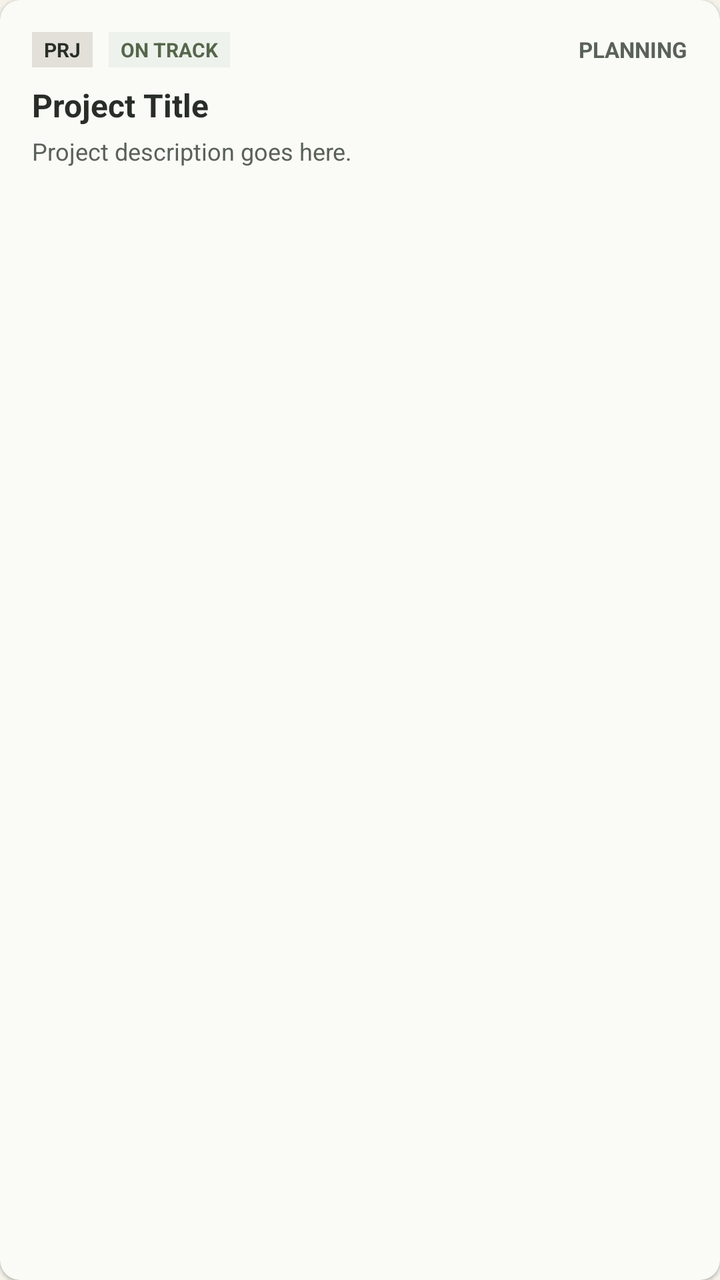
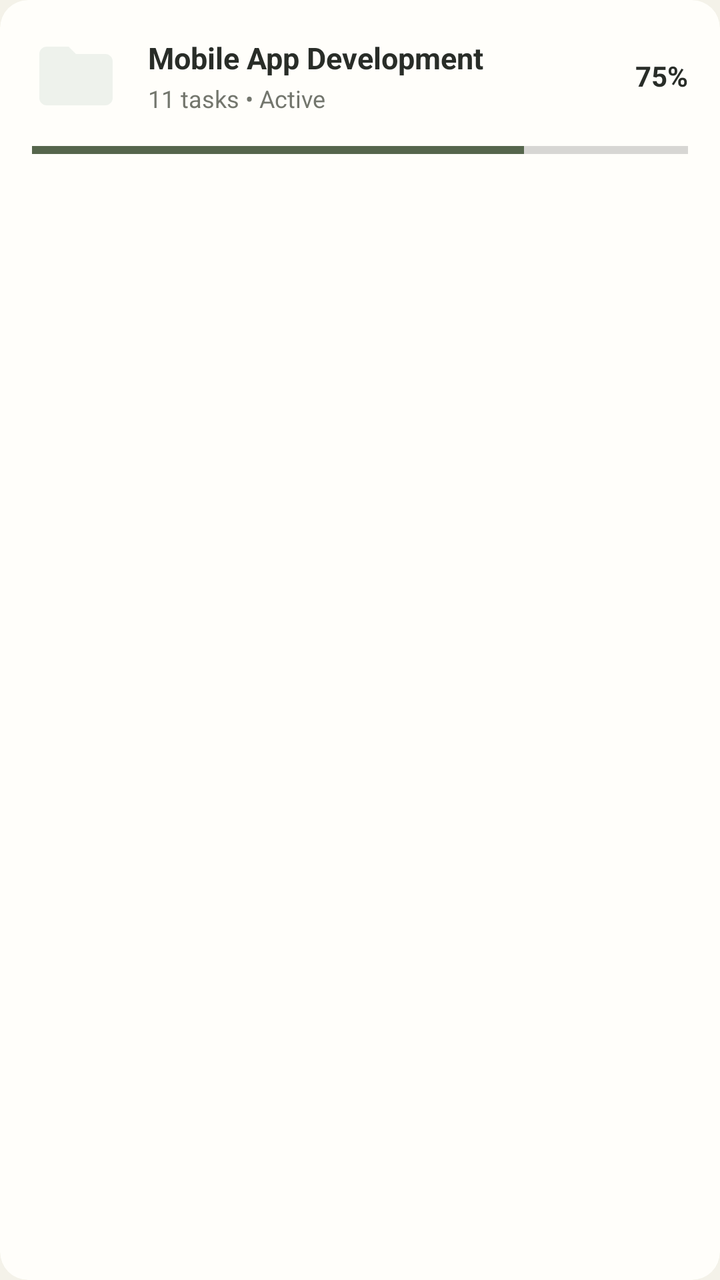

Screens rendered from an Android XML layout before and after an edit, with the pre-edit source and the edit as a unified diff.
<!-- AndroidManifest.xml: application theme Theme.ProjectFlow -->
<!-- res/layout/item_project.xml -->
<?xml version="1.0" encoding="utf-8"?>
<androidx.cardview.widget.CardView xmlns:android="http://schemas.android.com/apk/res/android"
    xmlns:app="http://schemas.android.com/apk/res-auto"
    android:layout_width="match_parent"
    android:layout_height="wrap_content"
    android:layout_marginBottom="10dp"
    app:cardBackgroundColor="@color/warm_white"
    app:cardCornerRadius="10dp"
    app:cardElevation="1dp">

    <LinearLayout
        android:layout_width="match_parent"
        android:layout_height="wrap_content"
        android:orientation="vertical"
        android:padding="16dp">

        <LinearLayout
            android:layout_width="match_parent"
            android:layout_height="wrap_content"
            android:gravity="center_vertical"
            android:orientation="horizontal">

            <TextView
                android:id="@+id/tvProjectCode"
                android:layout_width="wrap_content"
                android:layout_height="wrap_content"
                android:background="@color/stone_border"
                android:paddingStart="6dp"
                android:paddingTop="2dp"
                android:paddingEnd="6dp"
                android:paddingBottom="2dp"
                android:text="PRJ"
                android:textColor="@color/charcoal"
                android:textSize="10sp"
                android:textStyle="bold" />

            <TextView
                android:id="@+id/tvProjectHealth"
                android:layout_width="wrap_content"
                android:layout_height="wrap_content"
                android:layout_marginStart="8dp"
                android:background="@color/status_green_light"
                android:paddingStart="6dp"
                android:paddingTop="2dp"
                android:paddingEnd="6dp"
                android:paddingBottom="2dp"
                android:text="ON TRACK"
                android:textColor="@color/status_green"
                android:textSize="10sp"
                android:textStyle="bold" />

            <View
                android:layout_width="0dp"
                android:layout_height="1dp"
                android:layout_weight="1" />

            <TextView
                android:id="@+id/tvProjectStatus"
                android:layout_width="wrap_content"
                android:layout_height="wrap_content"
                android:text="PLANNING"
                android:textColor="@color/muted_slate"
                android:textSize="11sp"
                android:textStyle="bold" />
        </LinearLayout>

        <TextView
            android:id="@+id/tvProjectName"
            android:layout_width="wrap_content"
            android:layout_height="wrap_content"
            android:layout_marginTop="8dp"
            android:text="Project Title"
            android:textColor="@color/charcoal"
            android:textSize="16sp"
            android:textStyle="bold" />

        <TextView
            android:id="@+id/tvProjectDesc"
            android:layout_width="wrap_content"
            android:layout_height="wrap_content"
            android:layout_marginTop="4dp"
            android:ellipsize="end"
            android:maxLines="2"
            android:text="Project description goes here."
            android:textColor="@color/muted_slate"
            android:textSize="12sp" />
    </LinearLayout>
</androidx.cardview.widget.CardView>
<!-- resources referenced by this layout -->
<resources>
  <color name="charcoal">#292D28</color>
  <color name="muted_slate">#5A6258</color>
  <color name="status_green">#56664C</color>
  <color name="status_green_light">#EEF2EC</color>
  <color name="stone_border">#E2E0D8</color>
  <color name="warm_white">#FAFAF7</color>
  <style name="Theme.ProjectFlow" parent="Theme.MaterialComponents.DayNight.NoActionBar">
          
          <item name="colorPrimary">@color/deep_sage</item>
          <item name="colorPrimaryVariant">@color/deep_sage_dark</item>
          <item name="colorOnPrimary">@color/limestone_ivory</item>
  
          
          <item name="colorSecondary">@color/mineral_sage</item>
          <item name="colorSecondaryVariant">@color/mineral_sage</item>
          <item name="colorOnSecondary">@color/warm_white</item>
  
          
          <item name="android:statusBarColor">@color/warm_white</item>
          <item name="android:windowLightStatusBar">true</item>
  
          
          <item name="android:windowBackground">@color/limestone_ivory</item>
          <item name="colorSurface">@color/warm_white</item>
          <item name="colorOnSurface">@color/charcoal</item>
      </style>
  <color name="deep_sage">#56664C</color>
  <color name="deep_sage_dark">#485640</color>
  <color name="limestone_ivory">#F4F2E9</color>
  <color name="mineral_sage">#78866B</color>
</resources>

<!-- the commit's change to res/layout/item_project.xml (unified diff, before → after) -->
@@ -3,10 +3,10 @@
     xmlns:app="http://schemas.android.com/apk/res-auto"
     android:layout_width="match_parent"
     android:layout_height="wrap_content"
-    android:layout_marginBottom="10dp"
-    app:cardBackgroundColor="@color/warm_white"
-    app:cardCornerRadius="10dp"
-    app:cardElevation="1dp">
+    android:layout_marginBottom="12dp"
+    app:cardBackgroundColor="@color/chalk_white"
+    app:cardCornerRadius="14dp"
+    app:cardElevation="0dp">
 
     <LinearLayout
         android:layout_width="match_parent"
@@ -14,75 +14,72 @@
         android:orientation="vertical"
         android:padding="16dp">
 
-        <LinearLayout
+        <RelativeLayout
             android:layout_width="match_parent"
-            android:layout_height="wrap_content"
-            android:gravity="center_vertical"
-            android:orientation="horizontal">
+            android:layout_height="wrap_content">
 
+            
+            <FrameLayout
+                android:id="@+id/iconContainer"
+                android:layout_width="44dp"
+                android:layout_height="44dp"
+                android:layout_alignParentStart="true"
+                android:layout_centerVertical="true"
+                android:background="@drawable/ic_projects"
+                android:backgroundTint="@color/status_green_light" />
+
+            
+            <LinearLayout
+                android:layout_width="match_parent"
+                android:layout_height="wrap_content"
+                android:layout_centerVertical="true"
+                android:layout_marginStart="14dp"
+                android:layout_toStartOf="@+id/tvProgressPercent"
+                android:layout_toEndOf="@id/iconContainer"
+                android:orientation="vertical">
+
+                <TextView
+                    android:id="@+id/tvProjectName"
+                    android:layout_width="wrap_content"
+                    android:layout_height="wrap_content"
+                    android:text="Mobile App Development"
+                    android:textColor="@color/charcoal"
+                    android:textSize="15sp"
+                    android:textStyle="bold" />
+
+                <TextView
+                    android:id="@+id/tvProjectMeta"
+                    android:layout_width="wrap_content"
+                    android:layout_height="wrap_content"
+                    android:layout_marginTop="2dp"
+                    android:text="11 tasks • Active"
+                    android:textColor="@color/stone_grey"
+                    android:textSize="12sp" />
+            </LinearLayout>
+
+            
             <TextView
-                android:id="@+id/tvProjectCode"
+                android:id="@+id/tvProgressPercent"
                 android:layout_width="wrap_content"
                 android:layout_height="wrap_content"
-                android:background="@color/stone_border"
-                android:paddingStart="6dp"
-                android:paddingTop="2dp"
-                android:paddingEnd="6dp"
-                android:paddingBottom="2dp"
-                android:text="PRJ"
+                android:layout_alignParentEnd="true"
+                android:layout_centerVertical="true"
+                android:text="75%"
                 android:textColor="@color/charcoal"
-                android:textSize="10sp"
+                android:textSize="14sp"
                 android:textStyle="bold" />
+        </RelativeLayout>
 
-            <TextView
-                android:id="@+id/tvProjectHealth"
-                android:layout_width="wrap_content"
-                android:layout_height="wrap_content"
-                android:layout_marginStart="8dp"
-                android:background="@color/status_green_light"
-                android:paddingStart="6dp"
-                android:paddingTop="2dp"
-                android:paddingEnd="6dp"
-                android:paddingBottom="2dp"
-                android:text="ON TRACK"
-                android:textColor="@color/status_green"
-                android:textSize="10sp"
-                android:textStyle="bold" />
+        
+        <ProgressBar
+            android:id="@+id/pbProjectProgress"
+            style="?android:attr/progressBarStyleHorizontal"
+            android:layout_width="match_parent"
+            android:layout_height="6dp"
+            android:layout_marginTop="12dp"
+            android:progress="75"
+            android:progressTint="@color/deep_sage" />
 
-            <View
-                android:layout_width="0dp"
-                android:layout_height="1dp"
-                android:layout_weight="1" />
+    </LinearLayout>
 
-            <TextView
-                android:id="@+id/tvProjectStatus"
-                android:layout_width="wrap_content"
-                android:layout_height="wrap_content"
-                android:text="PLANNING"
-                android:textColor="@color/muted_slate"
-                android:textSize="11sp"
-                android:textStyle="bold" />
-        </LinearLayout>
-
-        <TextView
-            android:id="@+id/tvProjectName"
-            android:layout_width="wrap_content"
-            android:layout_height="wrap_content"
-            android:layout_marginTop="8dp"
-            android:text="Project Title"
-            android:textColor="@color/charcoal"
-            android:textSize="16sp"
-            android:textStyle="bold" />
-
-        <TextView
-            android:id="@+id/tvProjectDesc"
-            android:layout_width="wrap_content"
-            android:layout_height="wrap_content"
-            android:layout_marginTop="4dp"
-            android:ellipsize="end"
-            android:maxLines="2"
-            android:text="Project description goes here."
-            android:textColor="@color/muted_slate"
-            android:textSize="12sp" />
-    </LinearLayout>
 </androidx.cardview.widget.CardView>
<!-- resource entries referenced after the edit -->
@@ -1,11 +1,19 @@
 <!-- resources referenced by this layout -->
 <resources>
+  <color name="chalk_white">#FFFEFA</color>
   <color name="charcoal">#292D28</color>
-  <color name="muted_slate">#5A6258</color>
-  <color name="status_green">#56664C</color>
   <color name="status_green_light">#EEF2EC</color>
-  <color name="stone_border">#E2E0D8</color>
-  <color name="warm_white">#FAFAF7</color>
+  <color name="stone_grey">#73766D</color>
+  <!-- drawable ic_projects (drawable) -->
+  <vector xmlns:android="http://schemas.android.com/apk/res/android"
+      android:width="24dp"
+      android:height="24dp"
+      android:viewportWidth="24"
+      android:viewportHeight="24">
+    <path
+        android:fillColor="@color/deep_sage"
+        android:pathData="M10,4H4c-1.1,0 -1.99,0.9 -1.99,2L2,18c0,1.1 0.9,2 2,2h16c1.1,0 2,-0.9 2,-2V8c0,-1.1 -0.9,-2 -2,-2h-8l-2,-2z"/>
+  </vector>
   <style name="Theme.ProjectFlow" parent="Theme.MaterialComponents.DayNight.NoActionBar">
           
           <item name="colorPrimary">@color/deep_sage</item>
@@ -15,16 +23,15 @@
           
           <item name="colorSecondary">@color/mineral_sage</item>
           <item name="colorSecondaryVariant">@color/mineral_sage</item>
-          <item name="colorOnSecondary">@color/warm_white</item>
+          <item name="colorOnSecondary">@color/chalk_white</item>
   
           
-          <item name="android:statusBarColor">@color/warm_white</item>
+          <item name="android:statusBarColor">@color/chalk_white</item>
           <item name="android:windowLightStatusBar">true</item>
   
           
           <item name="android:windowBackground">@color/limestone_ivory</item>
-          <item name="colorSurface">@color/warm_white</item>
-          <item name="colorOnSurface">@color/charcoal</item>
+          <item name="colorSurface">@color/chalk_white</item>
       </style>
   <color name="deep_sage">#56664C</color>
   <color name="deep_sage_dark">#485640</color>
